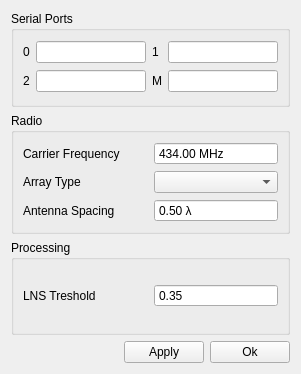
mathklk/QCDF, file src/settingsdialog.ui: the form before one commit.
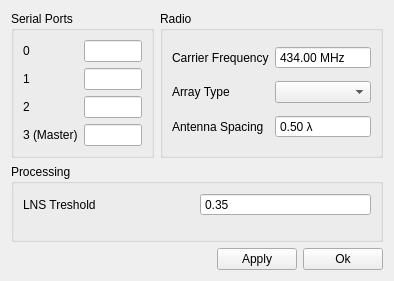
The form after the commit. Custom widgets are drawn as their Qt base class.

What changed in the file:
```diff
--- a/src/settingsdialog.ui
+++ b/src/settingsdialog.ui
@@ -6,35 +6,96 @@
    <rect>
     <x>0</x>
     <y>0</y>
-    <width>301</width>
-    <height>374</height>
+    <width>394</width>
+    <height>281</height>
    </rect>
   </property>
   <property name="windowTitle">
    <string>Form</string>
   </property>
   <layout class="QGridLayout" name="gridLayout">
-   <item row="3" column="2">
-    <widget class="QPushButton" name="pushButtonOk">
-     <property name="text">
-      <string>Ok</string>
-     </property>
-    </widget>
-   </item>
-   <item row="3" column="0">
-    <spacer name="horizontalSpacer">
-     <property name="orientation">
-      <enum>Qt::Orientation::Horizontal</enum>
-     </property>
-     <property name="sizeHint" stdset="0">
-      <size>
-       <width>40</width>
-       <height>20</height>
-      </size>
-     </property>
-    </spacer>
-   </item>
    <item row="1" column="0" colspan="3">
+    <widget class="QGroupBox" name="groupBox_3">
+     <property name="title">
+      <string>Serial Ports</string>
+     </property>
+     <layout class="QGridLayout" name="gridLayout_4">
+      <item row="0" column="1">
+       <widget class="QLineEdit" name="lineEdit_1"/>
+      </item>
+      <item row="1" column="1">
+       <widget class="QLineEdit" name="lineEdit_2"/>
+      </item>
+      <item row="2" column="0">
+       <widget class="QLabel" name="label_6">
+        <property name="text">
+         <string>2</string>
+        </property>
+       </widget>
+      </item>
+      <item row="2" column="1">
+       <widget class="QLineEdit" name="lineEdit_3"/>
+      </item>
+      <item row="1" column="0">
+       <widget class="QLabel" name="label_7">
+        <property name="text">
+         <string>1</string>
+        </property>
+       </widget>
+      </item>
+      <item row="0" column="0">
+       <widget class="QLabel" name="label_5">
+        <property name="text">
+         <string>0</string>
+        </property>
+       </widget>
+      </item>
+      <item row="3" column="0">
+       <widget class="QLabel" name="label_8">
+        <property name="text">
+         <string>3 (Master)</string>
+        </property>
+       </widget>
+      </item>
+      <item row="3" column="1">
+       <widget class="QLineEdit" name="lineEdit_4"/>
+      </item>
+     </layout>
+    </widget>
+   </item>
+   <item row="3" column="0" colspan="4">
+    <widget class="QGroupBox" name="groupBox_2">
+     <property name="title">
+      <string>Processing</string>
+     </property>
+     <layout class="QGridLayout" name="gridLayout_3">
+      <item row="0" column="0">
+       <widget class="QLabel" name="label_4">
+        <property name="text">
+         <string>LNS Treshold</string>
+        </property>
+       </widget>
+      </item>
+      <item row="1" column="0" colspan="2">
+       <widget class="DoubleSlider" name="caliSliders" native="true"/>
+      </item>
+      <item row="0" column="1">
+       <widget class="QDoubleSpinBox" name="doubleSpinBoxLns">
+        <property name="buttonSymbols">
+         <enum>QAbstractSpinBox::ButtonSymbols::NoButtons</enum>
+        </property>
+        <property name="value">
+         <double>0.350000000000000</double>
+        </property>
+       </widget>
+      </item>
+      <item row="2" column="0" colspan="2">
+       <widget class="DoubleSlider" name="pongSliders" native="true"/>
+      </item>
+     </layout>
+    </widget>
+   </item>
+   <item row="1" column="3">
     <widget class="QGroupBox" name="groupBox">
      <property name="title">
       <string>Radio</string>
@@ -102,90 +163,47 @@
      </layout>
     </widget>
    </item>
-   <item row="3" column="1">
-    <widget class="QPushButton" name="pushButtonApply">
-     <property name="text">
-      <string>Apply</string>
-     </property>
-    </widget>
-   </item>
-   <item row="2" column="0" colspan="3">
-    <widget class="QGroupBox" name="groupBox_2">
-     <property name="title">
-      <string>Processing</string>
-     </property>
-     <layout class="QGridLayout" name="gridLayout_3">
-      <item row="0" column="0">
-       <widget class="QLabel" name="label_4">
-        <property name="text">
-         <string>LNS Treshold</string>
-        </property>
-       </widget>
-      </item>
-      <item row="0" column="1">
-       <widget class="QDoubleSpinBox" name="doubleSpinBoxLns">
-        <property name="buttonSymbols">
-         <enum>QAbstractSpinBox::ButtonSymbols::NoButtons</enum>
-        </property>
-        <property name="value">
-         <double>0.350000000000000</double>
-        </property>
-       </widget>
-      </item>
-     </layout>
-    </widget>
-   </item>
-   <item row="0" column="0" colspan="3">
-    <widget class="QGroupBox" name="groupBox_3">
-     <property name="title">
-      <string>Serial Ports</string>
-     </property>
-     <layout class="QGridLayout" name="gridLayout_4">
-      <item row="0" column="1">
-       <widget class="QLineEdit" name="lineEdit_1"/>
-      </item>
-      <item row="1" column="3">
-       <widget class="QLineEdit" name="lineEdit_4"/>
-      </item>
-      <item row="1" column="1">
-       <widget class="QLineEdit" name="lineEdit_3"/>
-      </item>
-      <item row="0" column="3">
-       <widget class="QLineEdit" name="lineEdit_2"/>
-      </item>
-      <item row="0" column="0">
-       <widget class="QLabel" name="label_5">
-        <property name="text">
-         <string>0</string>
-        </property>
-       </widget>
-      </item>
-      <item row="1" column="0">
-       <widget class="QLabel" name="label_6">
-        <property name="text">
-         <string>2</string>
-        </property>
-       </widget>
-      </item>
-      <item row="0" column="2">
-       <widget class="QLabel" name="label_7">
-        <property name="text">
-         <string>1</string>
-        </property>
-       </widget>
-      </item>
-      <item row="1" column="2">
-       <widget class="QLabel" name="label_8">
-        <property name="text">
-         <string>M</string>
-        </property>
-       </widget>
-      </item>
-     </layout>
-    </widget>
+   <item row="4" column="0" colspan="4">
+    <layout class="QHBoxLayout" name="horizontalLayout">
+     <item>
+      <spacer name="horizontalSpacer">
+       <property name="orientation">
+        <enum>Qt::Orientation::Horizontal</enum>
+       </property>
+       <property name="sizeHint" stdset="0">
+        <size>
+         <width>40</width>
+         <height>20</height>
+        </size>
+       </property>
+      </spacer>
+     </item>
+     <item>
+      <widget class="QPushButton" name="pushButtonApply">
+       <property name="text">
+        <string>Apply</string>
+       </property>
+      </widget>
+     </item>
+     <item>
+      <widget class="QPushButton" name="pushButtonOk">
+       <property name="text">
+        <string>Ok</string>
+       </property>
+      </widget>
+     </item>
+    </layout>
    </item>
   </layout>
  </widget>
+ <customwidgets>
+  <customwidget>
+   <class>DoubleSlider</class>
+   <extends>QWidget</extends>
+   <header>doubleslider.h</header>
+   <container>1</container>
+  </customwidget>
+ </customwidgets>
  <resources/>
  <connections/>
 </ui>
```
Left out of the diff: 2 changed lines with no effect on the pictures.
